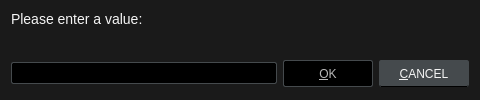
The window that src/ui/inputdialog.ui (u8sand/Baka-MPlayer) describes before a commit, drawn with Qt 5.
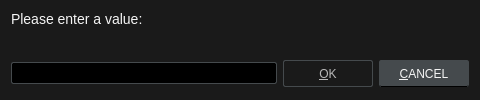
The same window after the commit.

Commit message: QPushButton: change disable background to transparent

The edit to the form file:
```diff
--- a/src/ui/inputdialog.ui
+++ b/src/ui/inputdialog.ui
@@ -52,7 +52,7 @@
 	background: #2E3133;
 }
 QPushButton:disabled {
-	background: black;
+	background: transparent;
 	border: 1px solid #454A4D;
 	color: #B8B8B8;
 }</string>
```
The commit also changes 7 other files.
